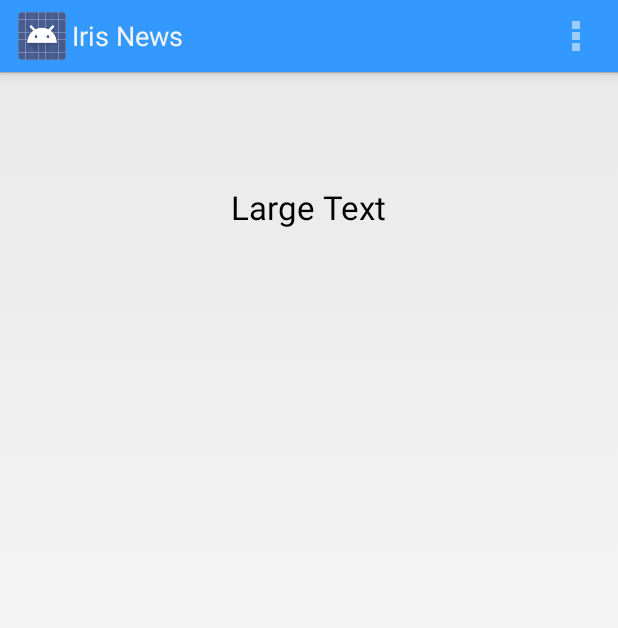
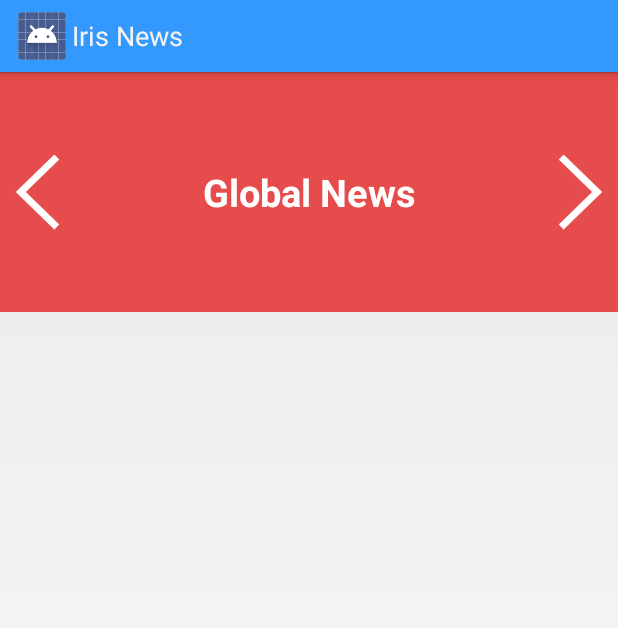
Before and after one commit to Jack-Patman-Old/Iris-Android-App, an Android app: the screen it shows after launch (MainActivity), on a phone screen of 412 x 824 dp. Shown: the top 628 px of the screen. Run offline under Robolectric (Android 15) with nearby library versions, the phone set to English and light mode, and no system bars.

```diff
--- a/app/src/main/java/com/iris/irisapp/activity/MainActivity.java
+++ b/app/src/main/java/com/iris/irisapp/activity/MainActivity.java
@@ -1,14 +1,19 @@
 package com.iris.irisapp.activity;
 
 import android.app.Activity;
+import android.graphics.Color;
 import android.os.Bundle;
 import android.view.Menu;
 import android.view.MenuItem;
+import android.view.View;
+import android.widget.Button;
+import android.widget.TextView;
 
 import com.iris.irisapp.R;
 import com.iris.irisapp.db.DbAccessor;
 import com.iris.irisapp.db.ProcessedArticle;
 import com.iris.irisapp.feed.NewsArticle;
+import com.iris.irisapp.feed.NewsCategory;
 import com.iris.irisapp.feed.NewsHeadline;
 
 import java.util.ArrayList;
@@ -17,46 +22,111 @@ import java.util.concurrent.ExecutionException;
 
 
 public class MainActivity extends Activity {
-    private String currentCategory;
+    private NewsCategory currentCategory;
+    Button btnPreviousCategory;
+    Button btnNextCategory;
+    TextView newsCategoryCard;
 
     @Override
-    protected void onCreate(Bundle savedInstanceState) {
+    protected void onCreate(Bundle savedInstanceState)
+    {
+        final int WORLD_NEWS_CATEGORY_ID = 2;
+
         super.onCreate(savedInstanceState);
+        setContentView(R.layout.activity_main);
+
+        // Start by loading the world news category initially
+        newsCategoryCard = (TextView) findViewById(R.id.txtCategory);
+        loadCategory(WORLD_NEWS_CATEGORY_ID);
+
+        // Add button listener for previous category selection
+        btnPreviousCategory = (Button) findViewById(R.id.btnPrev);
+        btnPreviousCategory.setOnClickListener(new View.OnClickListener()
+        {
+            @Override
+            public void onClick(View v)
+            {
+                loadCategory(currentCategory.getCategoryId()-1);
+            }
+        });
+
+        // Add button listener for next category selection
+        btnNextCategory = (Button) findViewById(R.id.btnNext);
+        btnNextCategory.setOnClickListener(new View.OnClickListener()
+        {
+            @Override
+            public void onClick(View v)
+            {
+                loadCategory(currentCategory.getCategoryId()+1);
+            }
+        });
+
+
+    }
+
+    private void loadCategory(int categoryId)
+    {
+        NewsCategory category = NewsCategory.getCategoryById(categoryId);
+
+        if (newsCategoryCard != null && category != null && category.getCategoryId() != 0)
+        {
+            currentCategory = category;
+            newsCategoryCard.setBackgroundColor(Color.parseColor(category.getCategoryColour()));
+            newsCategoryCard.setText(category.getCategoryName());
+
+            List<NewsHeadline> headlines = getCategoryArticles(categoryId);
+            // loadHeadlineCards();
+        }
+    }
+
+    private List<NewsHeadline> getCategoryArticles(int categoryId)
+    {
+        final String ARTICLE_SCRIPT_URL = "http://91.212.182.221/~jackpatm/load_processed_articles.php";
         DbAccessor db = new DbAccessor();
+
         List<ProcessedArticle> articles = null;
         try {
-            articles = (List<ProcessedArticle>) db.execute(new Object[]{"http://91.212.182.221/~jackpatm/load_processed_articles.php"}).get();
-        } catch (InterruptedException e) {
+            articles = (List<ProcessedArticle>) db.execute(new Object[]{ARTICLE_SCRIPT_URL}).get();
+        } catch (InterruptedException e)
+        {
             e.printStackTrace();
-        } catch (ExecutionException e) {
+        } catch (ExecutionException e)
+        {
             e.printStackTrace();
         }
-        List<NewsHeadline> processedArticles = groupArticles(articles);
 
-        setContentView(R.layout.activity_main);
-
-        currentCategory = getResources().getStringArray(R.array.news_categories)[0];
-        loadCategory(currentCategory);
+        return groupArticles(articles, categoryId);
     }
 
-    private List<NewsHeadline> groupArticles(List<ProcessedArticle> articles)
+    private List<NewsHeadline> groupArticles(List<ProcessedArticle> articles, int categoryId)
     {
         List<String> groupedArticleUrls = new ArrayList<>();
         List<NewsHeadline> headlines = new ArrayList<>();
 
         for (ProcessedArticle article: articles)
         {
+            if (article.getCategoryId()!= categoryId)
+            {
+                continue;
+            }
+
             if (groupedArticleUrls.contains(article.getUrl()))
             {
                 continue;
             }
+
             else
             {
                 for (ProcessedArticle comparisonArticle: articles)
                 {
                     NewsHeadline headline = new NewsHeadline();
                     headline.setHeadline(article.getHeadline());
-                    if (comparisonArticle.getHeadline().equals(article.getHeadline()))
+
+                    if (comparisonArticle.getCategoryId() != categoryId)
+                    {
+                        continue;
+                    }
+                    else if (comparisonArticle.getHeadline().equals(article.getHeadline()))
                     {
                         groupedArticleUrls.add(comparisonArticle.getUrl());
 
@@ -75,31 +145,4 @@ public class MainActivity extends Activity {
         return headlines;
     }
 
-
-    private void loadCategory(String currentCategory) {
-
-    }
-
-    @Override
-    public boolean onCreateOptionsMenu(Menu menu) {
-        // Inflate the menu; this adds items to the action bar if it is present.
-        getMenuInflater().inflate(R.menu.menu_main, menu);
-
-        return true;
-    }
-
-    @Override
-    public boolean onOptionsItemSelected(MenuItem item) {
-        // Handle action bar item clicks here. The action bar will
-        // automatically handle clicks on the Home/Up button, so long
-        // as you specify a parent activity in AndroidManifest.xml.
-        int id = item.getItemId();
-
-        //noinspection SimplifiableIfStatement
-        if (id == R.id.action_settings) {
-            return true;
-        }
-
-        return super.onOptionsItemSelected(item);
-    }
 }
--- a/app/src/main/java/com/iris/irisapp/feed/NewsCategory.java
+++ b/app/src/main/java/com/iris/irisapp/feed/NewsCategory.java
@@ -1,39 +1,64 @@
 package com.iris.irisapp.feed;
+
+import java.util.HashMap;
+import java.util.Map;
 
 public enum NewsCategory
 {
-    WORLD_NEWS("Global News", "ff4444"),
-    UK_NEWS("UK News", "85ff00"),
-    TECHNOLOGY("Technology", "00B5FF");
+    NULL_CATEGORY(0, "Placeholder Category", "#000000"),
+    WORLD_NEWS(2, "Global News", "#E64C4C"),
+    BUSINESS(3, "Business", "#C962DE"),
+    TECHNOLOGY(4, "Technology", "#00B5FF"),
+    UK_NEWS(5, "UK News", "#57DEA8");
 
+    private final int categoryId;
     private final String categoryName;
-    private final String cardColour;
+    private final String categoryColour;
 
-    private NewsCategory(String category, String cardColour)
+    private static final Map categoryIdLookup = new HashMap();
+    private static final Map categoryNameLookup = new HashMap();
+
+    static
     {
+        //Create reverse lookup hash map
+        for(NewsCategory category : NewsCategory.values())
+        {
+            categoryIdLookup.put(category.getCategoryId(), category);
+        }
+
+        for(NewsCategory category : NewsCategory.values())
+        {
+            categoryNameLookup.put(category.getCategoryName(), category);
+        }
+    }
+
+    private NewsCategory(int categoryId, String category, String categoryColour)
+    {
+        this.categoryId = categoryId;
         this.categoryName = category;
-        this.cardColour = cardColour;
+        this.categoryColour = categoryColour;
     }
+
+    public int getCategoryId() {return categoryId; }
 
     public String getCategoryName()
     {
         return categoryName;
     }
 
-    public String getCardColour()
+    public String getCategoryColour()
     {
-        return cardColour;
+        return categoryColour;
     }
 
-    public NewsCategory getCategory(String category)
+    public static NewsCategory getCategoryByName(String category)
     {
-        switch(category)
-        {
-            case("Global News"): return NewsCategory.WORLD_NEWS;
-            case("UK News"): return NewsCategory.UK_NEWS;
-            case("Technology"): return NewsCategory.TECHNOLOGY;
+        return (NewsCategory) categoryNameLookup.get(category);
+    }
 
-            default: return null;
-        }
+
+    public static NewsCategory getCategoryById(int categoryId)
+    {
+        return (NewsCategory) categoryIdLookup.get(categoryId);
     }
 }
--- a/app/src/main/res/layout/activity_main.xml
+++ b/app/src/main/res/layout/activity_main.xml
@@ -4,12 +4,64 @@
     tools:context=".MainActivity">
 
     <TextView
-        android:layout_width="wrap_content"
+        android:layout_width="fill_parent"
+        android:layout_height="160dp"
+        android:text="Placeholder"
+        android:textSize="25sp"
+        android:textColor="@color/white"
+        android:typeface="sans"
+        android:textStyle="bold"
+        android:background="@color/placeholder_color"
+        android:gravity="center"
+        android:id="@+id/txtCategory" />
+
+    <ImageView
+        android:layout_width="50dp"
+        android:layout_height="50dp"
+        android:src="@drawable/next_category"
+        android:layout_alignParentTop="true"
+        android:layout_alignParentRight="true"
+        android:layout_alignParentEnd="true"
+        android:layout_alignBottom="@+id/txtCategory"
+        android:id="@+id/imgNext"
+        android:contentDescription="nextArticle"
+        android:longClickable="false" />
+
+
+    <ImageView
+        android:layout_width="50dp"
+        android:layout_height="50dp"
+        android:src="@drawable/previous_category"
+        android:id="@+id/imgPrev"
+        android:layout_alignParentTop="true"
+        android:layout_alignParentLeft="true"
+        android:layout_alignParentStart="true"
+        android:layout_alignBottom="@+id/txtCategory"
+        android:contentDescription="previousArticle" />
+
+    <Button
+        android:layout_width="200dp"
         android:layout_height="wrap_content"
-        android:textAppearance="?android:attr/textAppearanceLarge"
-        android:text="Large Text"
-        android:id="@+id/textView"
-        android:layout_marginTop="75dp"
+        android:id="@+id/btnPrev"
         android:layout_alignParentTop="true"
-        android:layout_centerHorizontal="true" />
+        android:layout_alignParentLeft="true"
+        android:layout_alignParentStart="true"
+        android:layout_alignBottom="@+id/txtCategory"
+        android:background="@android:color/transparent"
+
+        />
+
+    <Button
+        android:layout_width="200dp"
+        android:layout_height="wrap_content"
+        android:id="@+id/btnNext"
+        android:layout_alignBottom="@+id/txtCategory"
+        android:layout_alignParentRight="true"
+        android:layout_alignParentEnd="true"
+        android:layout_alignParentTop="true"
+        android:layout_toRightOf="@+id/btnPrev"
+        android:layout_toEndOf="@+id/btnPrev"
+        android:background="@android:color/transparent"
+        />
+
 </RelativeLayout>
--- a/app/src/main/res/values/categories.xml
+++ /dev/null
@@ -1,11 +0,0 @@
-<?xml version="1.0" encoding="utf-8"?>
-<resources>
-    <string-array name="news_categories">
-        <item>Global News</item>
-        <item>UK News</item>
-        <item>Politics</item>
-        <item>Economy</item>
-        <item>Science</item>
-        <item>Entertainment</item>
-    </string-array>
-</resources>
--- a/app/src/main/res/values/strings.xml
+++ b/app/src/main/res/values/strings.xml
@@ -2,5 +2,6 @@
     <string name="app_name">Iris News</string>
     <string name="hello_world">Hello world!</string>
     <string name="action_settings">Settings</string>
-    <string name="news_categories">Categories</string>
+    <color name="placeholder_color">#6699FF</color>
+    <color name="white">#FFFFFF</color>
 </resources>
```
Also changed, not shown: app/src/main/res/drawable/next_category.png (added), app/src/main/res/drawable/next_category_pressed.png (added), app/src/main/res/drawable/previous_category.png (added), app/src/main/res/drawable/previous_category_pressed.png (added), app/src/main/res/mipmap-hdpi/red_card.png (deleted), 3 other files.
